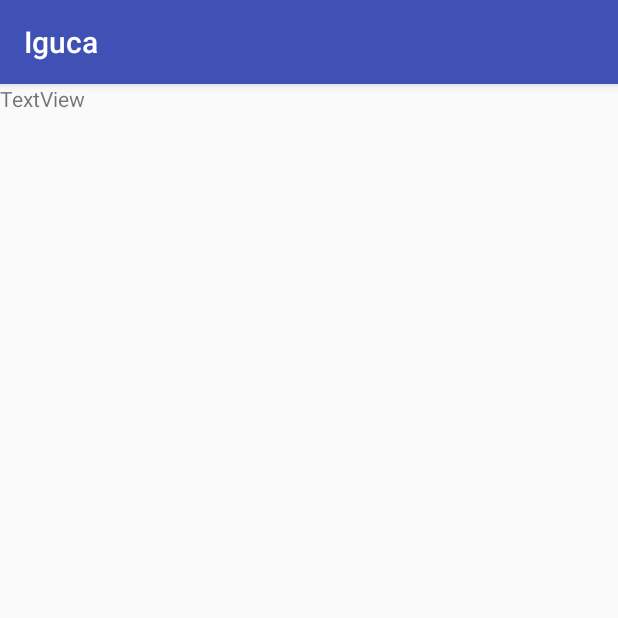
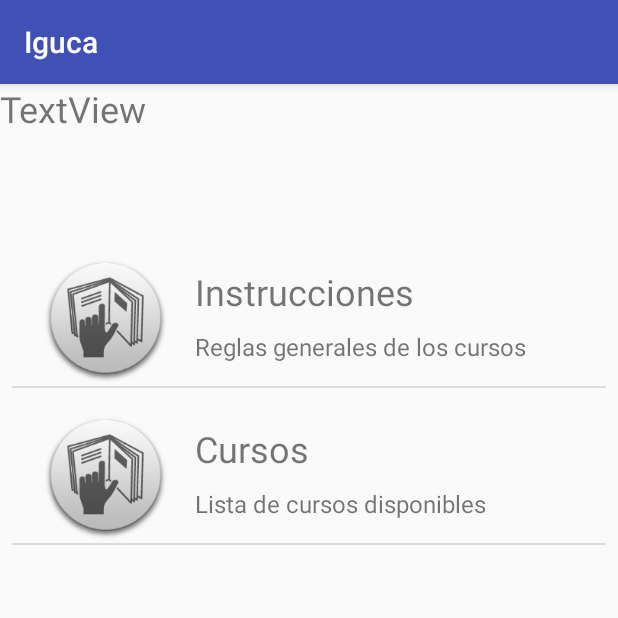
Before and after one commit to sebastianfdez/IgucaApp, an Android app: the MainActivity screen opened directly, with no data from a screen before it, on a phone screen of 412 x 824 dp, the top half of it. Run offline under Robolectric (Android 15) with nearby library versions, the phone set to English and light mode, and no system bars.

```diff
--- a/app/src/main/AndroidManifest.xml
+++ b/app/src/main/AndroidManifest.xml
@@ -21,7 +21,9 @@
         <activity
             android:name=".LoginActivity"
             android:label="@string/title_activity_login"
-            android:theme="@style/AppTheme.NoActionBar"></activity>
+            android:theme="@style/AppTheme.NoActionBar" />
+        <activity android:name=".InstructionsActivity" />
+        <activity android:name=".CoursesActivity"></activity>
     </application>
 
 </manifest>
--- /dev/null
+++ b/app/src/main/java/com/example/sebastianfernandez/iguca/ListItemAdaptor.java
@@ -0,0 +1,51 @@
+package com.example.sebastianfernandez.iguca;
+
+import android.content.Context;
+import android.view.LayoutInflater;
+import android.view.View;
+import android.view.ViewGroup;
+import android.widget.BaseAdapter;
+import android.widget.TextView;
+
+public class ListItemAdaptor extends BaseAdapter {
+
+    private LayoutInflater mInflator;
+    private String[] listItems;
+    private String[] listItemsDescriptions;
+
+    public ListItemAdaptor(Context c, String[] i, String[] d) {
+        listItems = i;
+        listItemsDescriptions = d;
+        mInflator = (LayoutInflater) c.getSystemService(Context.LAYOUT_INFLATER_SERVICE);
+    }
+
+    @Override
+    public int getCount() {
+        return listItems.length;
+    }
+
+    @Override
+    public Object getItem(int position) {
+        return listItems[position];
+    }
+
+    @Override
+    public long getItemId(int position) {
+        return 0;
+    }
+
+    @Override
+    public View getView(int position, View convertView, ViewGroup parent) {
+        View v = mInflator.inflate(R.layout.main_list, null);
+        TextView nameTV = (TextView) v.findViewById(R.id.main_list_item_name);
+        TextView descriptionTV = (TextView) v.findViewById(R.id.main_list_item_description);
+
+        String name = listItems[position];
+        String desc = listItemsDescriptions[position];
+
+        nameTV.setText(name);
+        descriptionTV.setText(desc);
+
+        return v;
+    }
+}
--- a/app/src/main/java/com/example/sebastianfernandez/iguca/LoginActivity.java
+++ b/app/src/main/java/com/example/sebastianfernandez/iguca/LoginActivity.java
@@ -31,9 +31,9 @@ public class LoginActivity extends AppCompatActivity {
         enterButton.setOnClickListener(new View.OnClickListener() {
             @Override
             public void onClick(View v) {
-                Intent intent = new Intent();
-                intent.putExtra("personName", nameInput.getText());
-                setResult(2, intent);
+                Intent intentName = new Intent(getApplicationContext(), MainActivity.class);
+                intentName.putExtra("personName", nameInput.getText());
+                setResult(2, intentName);
                 finish();//finishing activity
             }
         });
--- a/app/src/main/java/com/example/sebastianfernandez/iguca/MainActivity.java
+++ b/app/src/main/java/com/example/sebastianfernandez/iguca/MainActivity.java
@@ -1,15 +1,23 @@
 package com.example.sebastianfernandez.iguca;
 
+import android.app.Activity;
 import android.content.Intent;
+import android.content.res.Resources;
 import android.os.Bundle;
 import android.support.v7.app.AppCompatActivity;
+import android.view.View;
 import android.view.Window;
 import android.view.WindowManager;
+import android.widget.AdapterView;
+import android.widget.ListView;
 import android.widget.TextView;
 
 public class MainActivity extends AppCompatActivity {
 
     private TextView textView;
+    private ListView myListView;
+    private String[] listItems;
+    private String[] listItemsDescriptions;
 
     @Override
     protected void onCreate(Bundle savedInstanceState) {
@@ -26,18 +34,42 @@ public class MainActivity extends AppCompatActivity {
 
         Intent loginIntent = new Intent(getApplicationContext(), LoginActivity.class);
         startActivityForResult(loginIntent, 2);
+
+        Resources res = getResources();
+        myListView = (ListView) findViewById(R.id.myListView);
+        listItems = res.getStringArray(R.array.main_menu_items);
+        listItemsDescriptions = res.getStringArray(R.array.main_menu_description);
+
+        // myListView.setAdapter(new ArrayAdapter<String>(this, R.layout.main_list, listItems));
+        ListItemAdaptor itemAdapter = new ListItemAdaptor(this, listItems, listItemsDescriptions);
+        myListView.setAdapter(itemAdapter);
+
+        myListView.setOnItemClickListener(new AdapterView.OnItemClickListener() {
+            @Override
+            public void onItemClick(AdapterView<?> parent, View view, int position, long id) {
+                if (position == 0) {
+                    Intent showInstructionsActivity = new Intent(getApplicationContext(), InstructionsActivity.class);
+                    startActivity(showInstructionsActivity);
+                }
+            }
+        });
     }
 
-    @Override
-    protected void onActivityResult(int requestCode, int resultCode, Intent data)
+   @Override
+    public void onActivityResult(int requestCode, int resultCode, Intent data)
     {
         super.onActivityResult(requestCode, resultCode, data);
         // check if the request code is same as what is passed  here it is 2
-        if(requestCode==2)
-        {
-            String message = data.getStringExtra("personName");
-            textView = findViewById(R.id.textView);
-            textView.setText(message);
+
+        switch(requestCode) {
+            case (2) : {
+                if (resultCode == Activity.RESULT_OK) {
+                    String message = data.getStringExtra("personName");
+                    textView = findViewById(R.id.textView);
+                    textView.setText(message);
+                }
+                break;
+            }
         }
     }
 
--- a/app/src/main/res/drawable/ic_notifications_black_24dp.xml
+++ b/app/src/main/res/drawable/ic_notifications_black_24dp.xml
@@ -1,4 +1,4 @@
-<vector xmlns:android="http://schemas.android.com/apk/res/android"
+ <vector xmlns:android="http://schemas.android.com/apk/res/android"
     android:width="24dp"
     android:height="24dp"
     android:viewportHeight="24.0"
--- a/app/src/main/res/layout/activity_main.xml
+++ b/app/src/main/res/layout/activity_main.xml
@@ -9,8 +9,9 @@
 
 
     <ListView
-        android:layout_width="585dp"
-        android:layout_height="728dp"
+        android:id="@+id/myListView"
+        android:layout_width="match_parent"
+        android:layout_height="0dp"
         android:layout_marginEnd="8dp"
         android:layout_marginLeft="8dp"
         android:layout_marginRight="8dp"
@@ -19,19 +20,17 @@
         app:layout_constraintEnd_toEndOf="parent"
         app:layout_constraintHorizontal_bias="1.0"
         app:layout_constraintStart_toStartOf="parent"
-        app:layout_constraintTop_toTopOf="parent"
-        app:layout_constraintVertical_bias="1.0" />
+        app:layout_constraintTop_toBottomOf="@+id/textView" />
 
     <TextView
         android:id="@+id/textView"
         android:layout_width="0dp"
         android:layout_height="98dp"
         android:text="TextView"
-        app:layout_constraintBottom_toTopOf="@+id/_dynamic"
+        android:textSize="24sp"
         app:layout_constraintEnd_toEndOf="parent"
         app:layout_constraintHorizontal_bias="0.0"
         app:layout_constraintStart_toStartOf="parent"
-        app:layout_constraintTop_toTopOf="parent"
-        app:layout_constraintVertical_bias="0.0" />
+        app:layout_constraintTop_toTopOf="parent" />
 
 </android.support.constraint.ConstraintLayout>
--- /dev/null
+++ b/app/src/main/res/layout/main_list.xml
@@ -0,0 +1,38 @@
+<?xml version="1.0" encoding="utf-8"?>
+<RelativeLayout
+    xmlns:android="http://schemas.android.com/apk/res/android"
+    xmlns:app="http://schemas.android.com/apk/res-auto"
+    android:layout_width="match_parent"
+    android:layout_height="match_parent">
+
+    <TextView
+        android:id="@+id/main_list_item_name"
+        android:layout_width="247dp"
+        android:layout_height="42dp"
+        android:layout_alignParentStart="true"
+        android:layout_alignParentTop="true"
+        android:layout_marginStart="122dp"
+        android:layout_marginTop="24dp"
+        android:text="TextView"
+        android:textSize="24sp" />
+
+    <TextView
+        android:id="@+id/main_list_item_description"
+        android:layout_width="264dp"
+        android:layout_height="wrap_content"
+        android:layout_alignStart="@+id/main_list_item_name"
+        android:layout_below="@+id/main_list_item_name"
+        android:text="TextView"
+        android:textSize="16sp" />
+
+    <ImageView
+        android:id="@+id/imageView3"
+        android:layout_width="92dp"
+        android:layout_height="88dp"
+        android:layout_alignParentStart="true"
+        android:layout_alignParentTop="true"
+        android:layout_marginStart="16dp"
+        android:layout_marginTop="15dp"
+        app:srcCompat="@mipmap/instructions_image" />
+
+</RelativeLayout>
--- a/app/src/main/res/values/strings.xml
+++ b/app/src/main/res/values/strings.xml
@@ -5,4 +5,14 @@
     <string name="title_notifications">Notifications</string>
     <string name="title_activity_login">LoginActivity</string>
     <string name="title_activity_second">SecondActivity</string>
+
+    <string-array name="main_menu_items">
+        <item>Instrucciones</item>
+        <item>Cursos</item>
+    </string-array>
+
+    <string-array name="main_menu_description">
+        <item>Reglas generales de los cursos</item>
+        <item>Lista de cursos disponibles</item>
+    </string-array>
 </resources>
```
Also changed, not shown: app/src/main/java/com/example/sebastianfernandez/iguca/CoursesActivity.java (added, +13 -0 lines), app/src/main/java/com/example/sebastianfernandez/iguca/InstructionsActivity.java (added, +86 -0 lines), app/src/main/res/layout/activity_courses.xml (added, +36 -0 lines), app/src/main/res/layout/activity_instructions.xml (added, +14 -0 lines), app/src/main/res/mipmap-mdpi/instructions_image.png (added), app/src/main/res/mipmap-xhdpi/instructions_image.png (added), app/src/main/res/mipmap-xxhdpi/instructions_image.png (added), app/src/main/res/mipmap-xxxhdpi/instructions_image.png (added), 2 other files.
